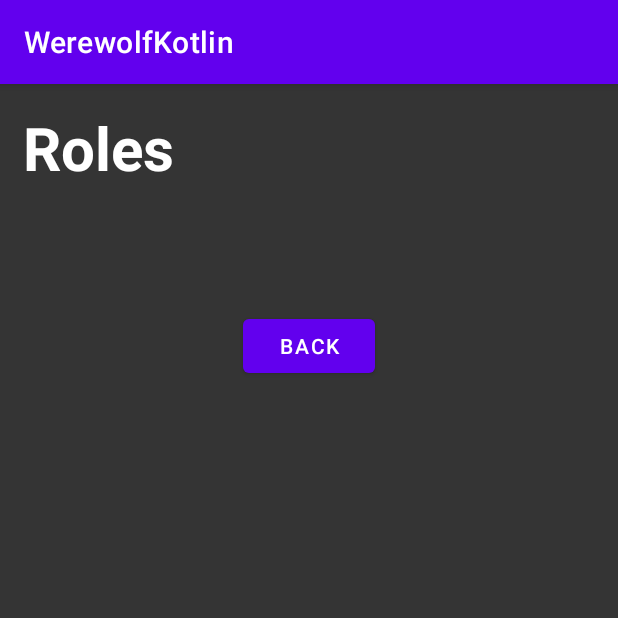
After one commit to Mouii/WerewolfThiercelieux, an Android app: the RoleActivity screen opened directly, with no data from a screen before it, on a phone screen of 412 x 824 dp, the top half of it. The commit adds this screen. Run offline under Robolectric (Android 15) with nearby library versions, the phone set to English and light mode, and no system bars.

Commit message:
Adding role window + adjusting some existing roles

```diff
--- a/app/src/main/java/main/werewolfkotlin/CharacterStateActivity.kt
+++ /dev/null
@@ -1,6 +0,0 @@
-package main.werewolfkotlin
-
-import androidx.appcompat.app.AppCompatActivity
-
-class CharacterStateActivity : AppCompatActivity() {
-}
--- /dev/null
+++ b/app/src/main/java/main/werewolfkotlin/RoleActivity.kt
@@ -0,0 +1,64 @@
+package main.werewolfkotlin
+
+import android.content.Intent
+import android.graphics.Color
+import android.os.Bundle
+import android.widget.Switch
+import androidx.appcompat.app.AppCompatActivity
+import androidx.appcompat.widget.SwitchCompat
+import main.werewolfkotlin.databinding.ActivityInformationBinding
+import main.werewolfkotlin.databinding.ActivityRoleBinding
+
+class RoleActivity : AppCompatActivity() {
+
+    //Object from the xml view to get all the elements
+    private lateinit var binding: ActivityRoleBinding
+
+    ///
+    /// Execution on creation of the activity
+    ///
+    override fun onCreate(savedInstanceState: Bundle?) {
+        super.onCreate(savedInstanceState)
+        binding = ActivityRoleBinding.inflate(layoutInflater)
+        setContentView(binding.root)
+
+        //Listener on button
+        binding.returnButton.setOnClickListener {
+            //In order to transfer the list to the other activity, we create an intent
+            //in direction of the game activity
+            val intent = Intent(this, GameActivity::class.java).apply {
+                flags = Intent.FLAG_ACTIVITY_REORDER_TO_FRONT
+            }
+
+            //Start the other activity
+            startActivity(intent)
+        }
+
+        if(roleListConsumable.isNotEmpty()) {
+
+            roleListConsumable.forEach { characterMap ->
+                run {
+
+                    val switch = SwitchCompat(this).apply {
+                        text = characterMap.key.className
+                        isChecked = roleListConsumable[characterMap.key]!!
+                        isEnabled = !roleListConsumable[characterMap.key]!!
+                        setTextColor(Color.WHITE)
+                        switchPadding = 5
+                    }
+
+                    switch.setOnClickListener {
+
+                        characterMap.key.isNocturnal = !characterMap.key.isNocturnal
+                        roleListConsumable[characterMap.key] = true
+
+                        switch.isEnabled = false
+                    }
+
+                    binding.gridLayout.addView(switch)
+                }
+            }
+        }
+    }
+
+}
--- a/app/src/main/java/model/Actor.kt
+++ b/app/src/main/java/model/Actor.kt
@@ -6,7 +6,7 @@ class Actor : Character {
     super("The actor can play three different roles during the game at night. These roles must be choose outside of the game and are visible to everybody. Once the three have been played, the Actor become a simple villager"
         ,"The Actor might choose one of the roles visible to play for a complete turn. Once the role has been played, it is discarded."
         , true
-        , PowerState.VARIABLE
+        , PowerState.CONSUMABLE
         , false
         , order
         , 1
--- a/app/src/main/java/model/BigBadWolf.kt
+++ b/app/src/main/java/model/BigBadWolf.kt
@@ -5,7 +5,7 @@ class BigBadWolf : Character {
         : super("The big bad wolf can eat a second victim during the night. He/she eats with the others on the common turn then has a unique turn for him/her. This power is lost when a werewolf, wild child, or wolfhound is dead."
     , "The BigBadWolf choose a victim to eat. On its only turn, he can eat another victim"
     , true
-    , PowerState.VARIABLE
+    , PowerState.PERMANENT
     , true
     , order
     , 1
--- a/app/src/main/java/model/Character.kt
+++ b/app/src/main/java/model/Character.kt
@@ -1,7 +1,7 @@
 package model
 
 enum class PowerState {
-    PERMANENT, VARIABLE, UNIQUE
+    PERMANENT, CONSUMABLE, UNIQUE
 }
 
 enum class CharacterMode {
--- a/app/src/main/java/model/Cupid.kt
+++ b/app/src/main/java/model/Cupid.kt
@@ -6,7 +6,7 @@ class Cupid: Character {
     : super("Cupid is called only on the first night to unite a couple."
     , "The Cupid choose two people to put in love together. If one dies, so die the other."
     , true
-    , PowerState.VARIABLE
+    , PowerState.PERMANENT
     , false
     , order
     , 1
--- a/app/src/main/java/model/Fox.kt
+++ b/app/src/main/java/model/Fox.kt
@@ -5,7 +5,7 @@ class Fox: Character {
             : super("The Fox can scan three players at the same time and see if there is a werewolf among them. If there is at least one, the Fox keeps its power. Otherwise he lost it. The Fox can refuse to use its power to use it later in the game."
         , "The Fox CAN choose a person to scan with the two neighbours of the target in order to know if there is werewolf among them. If there is none, he lost his power."
         , true
-        , PowerState.VARIABLE
+        , PowerState.CONSUMABLE
         , false
         , order
         , 1
--- a/app/src/main/java/model/WildChild.kt
+++ b/app/src/main/java/model/WildChild.kt
@@ -6,7 +6,7 @@ class WildChild: Character {
     : super("The Wild Child choose a player that he/she consider as his/her model. If the model dies, the Wild Child become a werewolf. Otherwise, he's a simple villager."
     , "The WildChild choose a player to be his/her master. If the master dies, he/she become a werewolf."
         , true
-    , PowerState.PERMANENT
+    , PowerState.CONSUMABLE
     , false
     , order
     , 1
--- a/app/src/main/java/model/Witch.kt
+++ b/app/src/main/java/model/Witch.kt
@@ -6,7 +6,7 @@ class Witch: Character {
     : super("The Witch has two potions; one of dead and one of resurrection, that she can use in the same time."
     , "The Witch can use her potion of life to save the victim, and use her potion of death to kill someone."
         , true
-    , PowerState.VARIABLE
+    , PowerState.CONSUMABLE
     , false
     , order
     , 1
--- a/app/src/main/java/model/WolfFather.kt
+++ b/app/src/main/java/model/WolfFather.kt
@@ -6,7 +6,7 @@ class WolfFather: Character {
     : super("The Wolf Father has the power to convert a victim into a werewolf. One time per game, the Wolf Father can give a sign to the animator to infect the victim. The victim will not be eliminated and will wake up with the others on the werewolves turn."
     , "The WolfFather can infect a victim in order to add one more werewolf to the pack instead of killing it."
         , true
-    , PowerState.VARIABLE
+    , PowerState.PERMANENT
     , true
     , order
     , 1
--- a/app/src/main/java/model/WolfHound.kt
+++ b/app/src/main/java/model/WolfHound.kt
@@ -5,8 +5,8 @@ class WolfHound: Character {
     constructor(order: Int)
     : super("The WolfHound is a role that can choose who he/she wants to be between a werewolf and a simple villager."
     , "The WolfHound choose to wake up and be a werewolf for the game or stay asleep and be a simple villager."
-        , true
-    , PowerState.PERMANENT
+        , false
+    , PowerState.CONSUMABLE
     , true
     , order
     , 1
--- /dev/null
+++ b/app/src/main/res/layout/activity_role.xml
@@ -0,0 +1,44 @@
+<?xml version="1.0" encoding="utf-8"?>
+<LinearLayout
+    xmlns:android="http://schemas.android.com/apk/res/android"
+    android:id="@+id/mainLayout"
+    android:layout_width="match_parent"
+    android:layout_height="match_parent"
+    android:orientation="vertical"
+    android:padding="5dp"
+    xmlns:app="http://schemas.android.com/apk/res-auto"
+    android:background="#343434">
+
+    <TextView
+        android:layout_width="wrap_content"
+        android:layout_height="wrap_content"
+        android:textColor="@color/white"
+        android:padding="10dp"
+        android:textStyle="bold"
+        android:textSize="40dp"
+        android:text="Roles"/>
+
+    <ScrollView
+        android:layout_width="match_parent"
+        android:layout_height="wrap_content"
+        android:layout_gravity="center_vertical|center_horizontal"
+        android:padding="5dp">
+        <GridLayout
+            android:id="@+id/gridLayout"
+            android:layout_width="match_parent"
+            android:layout_height="wrap_content"
+            android:alignmentMode="alignBounds"
+            android:useDefaultMargins="true"
+            android:padding="5dp"
+            android:columnCount="3">
+        </GridLayout>
+    </ScrollView>
+    <Button
+        android:id="@+id/returnButton"
+        android:layout_marginTop="50dp"
+        android:layout_width="wrap_content"
+        android:layout_height="wrap_content"
+        android:layout_gravity="center_vertical|center_horizontal"
+        android:text="Back"/>
+
+</LinearLayout>
```
Also changed, not shown: app/src/main/AndroidManifest.xml (+9 -0 lines), app/src/main/java/main/werewolfkotlin/GameActivity.kt (+32 -12 lines), app/src/main/java/main/werewolfkotlin/MainActivity.kt (+5 -2 lines), app/src/main/java/model/Manipulator.kt (+2 -6 lines).
